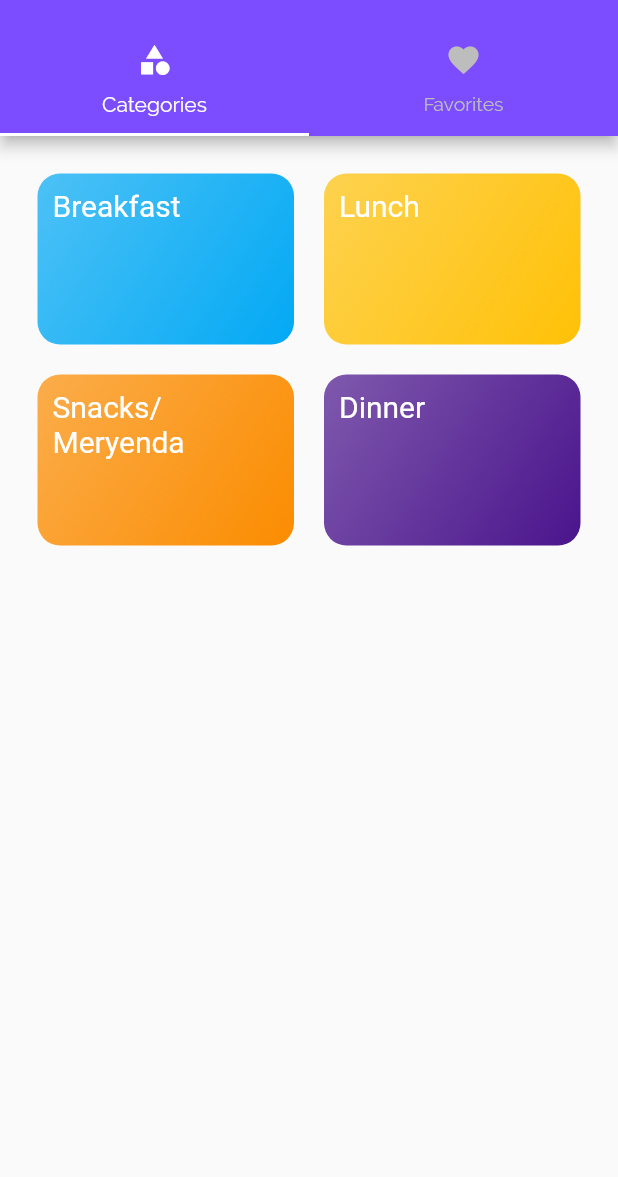
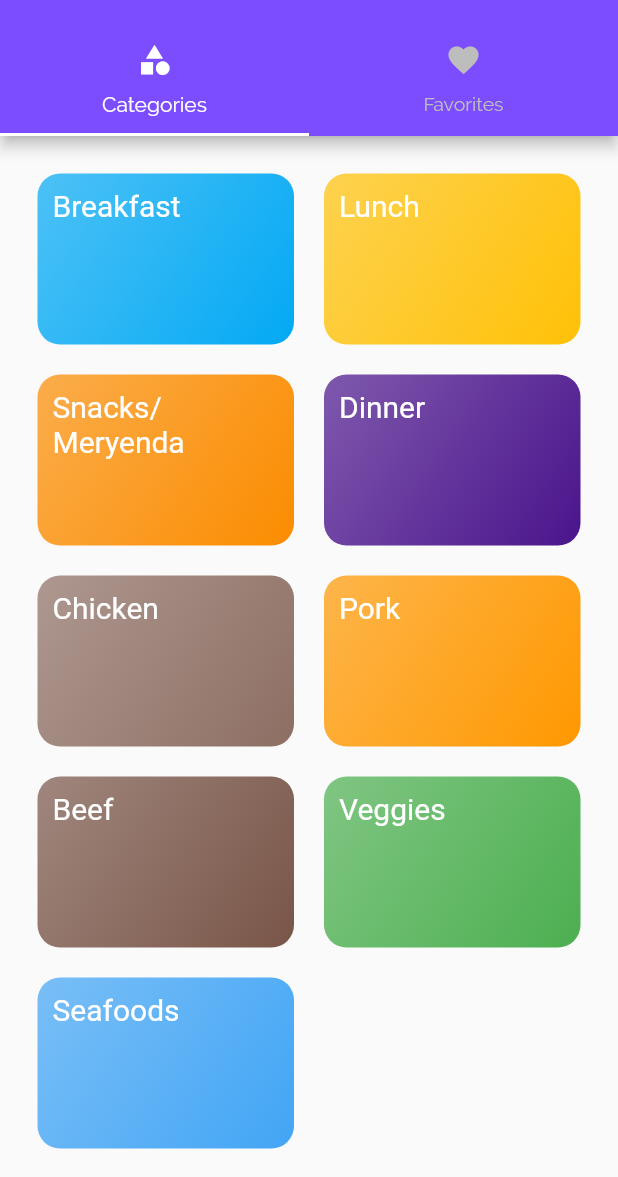
Before and after one commit to carloterrado/foody_app, a Flutter app: the screen it shows after launch, on a phone screen of 412 x 824 dp, the part 59-1236 px from its top. Run offline on Flutter 3.47's test engine with Material 2 defaults, Android fonts, the phone set to English and light mode, and no system bars; our stand-ins replace simple_animations, supercharged; Roboto replaces fonts that are missing (RobotoCondensed).

Commit message:
added categories

```diff
--- a/lib/data/dummy_data.dart
+++ b/lib/data/dummy_data.dart
@@ -24,11 +24,27 @@ List<CategoryModel> categoryModel = [
     title: "Dinner",
     color: Colors.purple.shade900,
   ),
-  // CategoryModel(
-  //   id: 'c5',
-  //   title: 'Deserts',
-  //   color: Colors.green,
-  // ),
+  CategoryModel(
+    id: 'c5',
+    title: 'Chicken',
+    color: Colors.brown.shade400,
+  ),
+  CategoryModel(
+    id: 'c6',
+    title: 'Pork',
+    color: Colors.orange.shade500,
+  ),
+  CategoryModel(id: 'c7', title: 'Beef', color: Colors.brown.shade500),
+  CategoryModel(
+    id: 'c8',
+    title: 'Veggies',
+    color: Colors.green.shade500,
+  ),
+  CategoryModel(
+    id: 'c8',
+    title: 'Seafoods',
+    color: Colors.blue.shade400,
+  ),
 ];
 
 List<Meal> mealModel = const [
```
Also changed, not shown: pubspec.lock (added).
